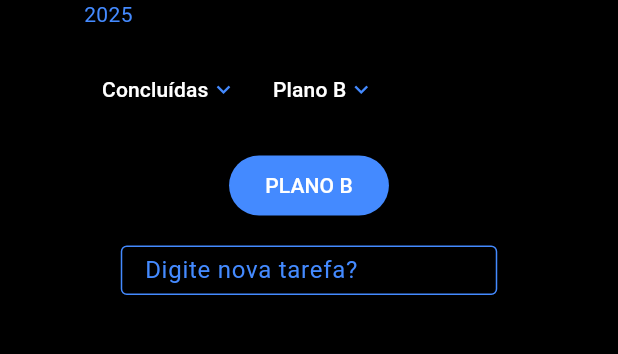
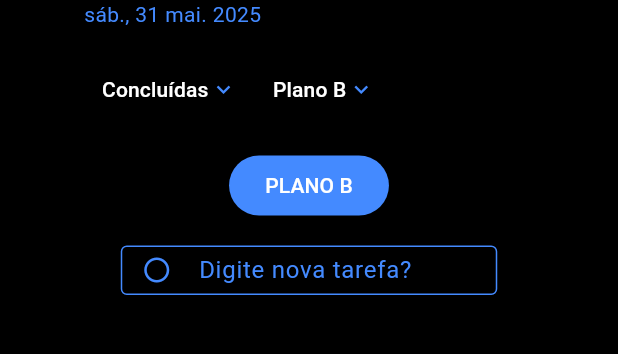
Before and after one commit to victor-nadalini/Routina, a Flutter app: the screen it shows after launch, after a tap on "Continuar sem login", on a phone screen of 412 x 824 dp, the part 149-503 px from its top. Run offline on Flutter 3.47's test engine with Material 3 defaults, Android fonts, the phone set to English and light mode, and no system bars; our stand-ins replace hive, logger; accounts and stored records are empty.

Commit message:
o subtitulo do app ja mostra o dia da semana o dia e o mes em tempo real e foi adicionado um icon de check no input de criar nova tarefa

```diff
--- a/lib/main.dart
+++ b/lib/main.dart
@@ -9,10 +9,12 @@ import 'screens/register.dart';
 import 'screens/usuario_teste.dart';
 import 'package:logger/logger.dart';
 import 'models/task.dart';
+import 'package:intl/date_symbol_data_local.dart';
+
 
 void main() async {
   try {
-  runApp(const MyApp());
+  initializeDateFormatting('pt_BR', null).then((_) => runApp(const MyApp()));
 
 
   WidgetsFlutterBinding.ensureInitialized();
--- a/lib/screens/home_screen.dart
+++ b/lib/screens/home_screen.dart
@@ -2,6 +2,8 @@ import 'package:flutter/material.dart';
 import 'package:logger/logger.dart';
 import 'package:routina/controllers/task_controller.dart';
 import 'package:intl/intl.dart';
+
+
 
 class HomeScreen extends StatefulWidget {
   const HomeScreen({super.key});
@@ -17,8 +19,10 @@ class _HomeScreenState extends State<HomeScreen> {
   bool clicouNoCampo = false;
   bool mostrarConcluida = false;
   bool mostrarConcluidaPlanob = false;
-  var date = DateTime.now();
-  var dateFormat = DateFormat(); //parei aqui
+  DateTime date = DateTime.now();
+
+  late String dateFormat = DateFormat('EEE, dd MMM yyyy', 'pt_BR',).format(date); //parei aqui
+
 
   @override
   void initState() {
@@ -50,7 +54,7 @@ class _HomeScreenState extends State<HomeScreen> {
                       style: TextStyle(color: Colors.blueAccent, fontSize: 30),
                     ),
                     Text(
-                      date.year.toString(), // adicionar a data em tempo real
+                      dateFormat, // adicionar a data em tempo real
                       style: TextStyle(color: Colors.blueAccent),
                     ),
                   ],
@@ -292,7 +296,7 @@ class _HomeScreenState extends State<HomeScreen> {
                   height: 33,
                   width: 251,
                   child: TextField(
-                    textAlign: TextAlign.start,
+                    textAlign: TextAlign.left,
                     controller: _controller,
                     onTap: () {
                       setState(() {
@@ -301,11 +305,15 @@ class _HomeScreenState extends State<HomeScreen> {
                       });
                     },
                     decoration: InputDecoration(
+                      prefixIcon: Padding(
+                        padding: EdgeInsets.only(left: 0),
+                        child: Icon(Icons.radio_button_unchecked, color: Colors.blueAccent, size: 20, ),
+                      ),
                       border: OutlineInputBorder(),
                       enabledBorder: OutlineInputBorder(
                         borderSide: BorderSide(color: Colors.blueAccent),
                       ),
-                      contentPadding: EdgeInsets.only(left: 12),
+                      contentPadding: EdgeInsets.only(left: 0),
                       hintText: clicouNoCampo ? '' : "Digite nova tarefa?",
                       hintStyle: TextStyle(color: Colors.blueAccent),
                       fillColor: Colors.black,
```
